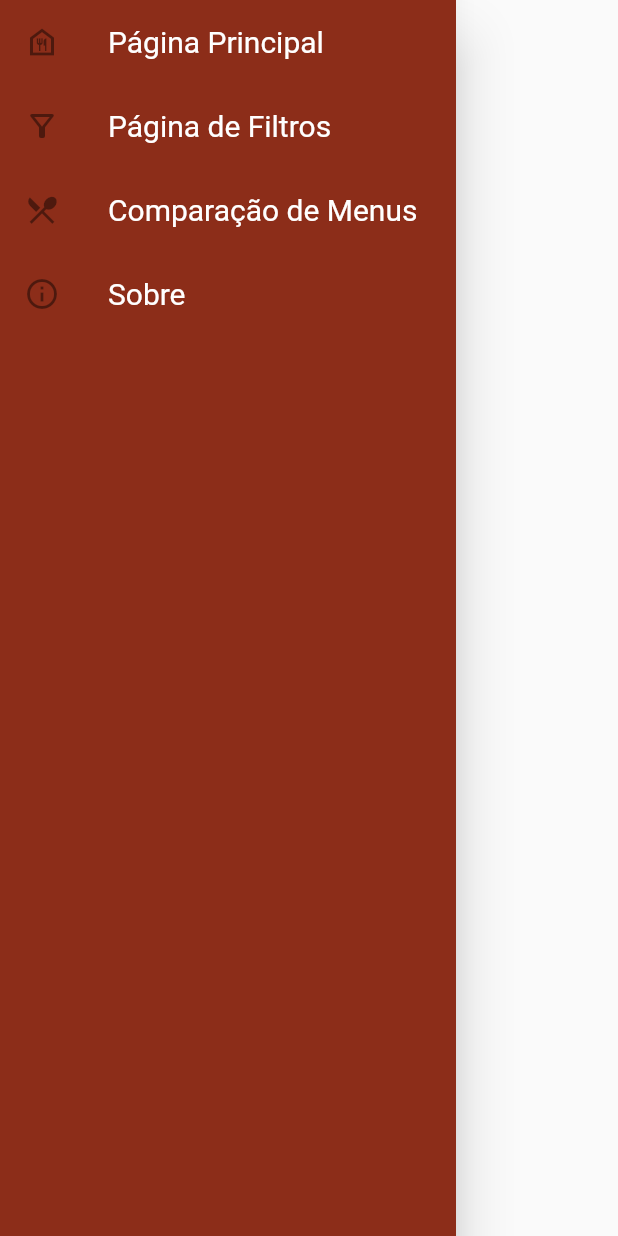
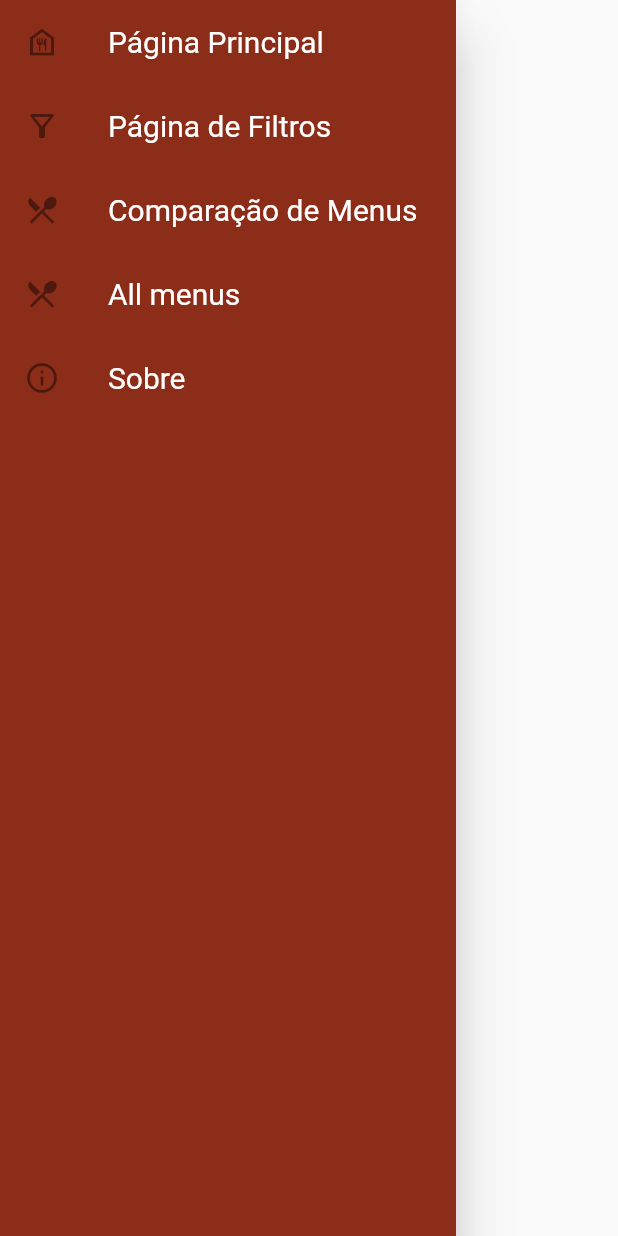
Before and after one commit to LEIC-ES-2021-22/2LEIC06T5, a Flutter app: what navbarDrawer() shows on an empty page, opened directly, on a phone screen of 412 x 824 dp. Run offline on Flutter 3.47's test engine with Material 2 defaults, Android fonts, the phone set to English and light mode, and no system bars; our stand-ins replace google_maps_flutter.

Commit message:
created a new page to get data from sigarra and added to navbar

```diff
--- a/unimeals/lib/model/navbarItems.dart
+++ b/unimeals/lib/model/navbarItems.dart
@@ -29,8 +29,14 @@ List<Navbar> navbarList = [
     pageNum: 3
   ),
   Navbar(
+      name: 'All menus',
+      icon: Icons.restaurant_menu,
+      pageNum: 4
+  ),
+  Navbar(
     name: 'Sobre',
     icon: Icons.info_outline,
-    pageNum: 4
+    pageNum: 5
   )
+
 ];
--- a/unimeals/pubspec.yaml
+++ b/unimeals/pubspec.yaml
@@ -32,7 +32,9 @@ dependencies:
   gherkin: ^2.0.2
   flutter_gherkin: ^2.0.0
   google_maps_flutter: ^2.1.5
-  http: any
+  http: ^0.12.0+4
+  html: ^0.14.0+3
+
 
 
   # The following adds the Cupertino Icons font to your application.
```
Also changed, not shown: unimeals/lib/view/pages/menusPagehtml.dart (added, +30 -0 lines), unimeals/lib/view/widgets/navbarDrawer.dart (+8 -0 lines), unimeals/pubspec.lock.
